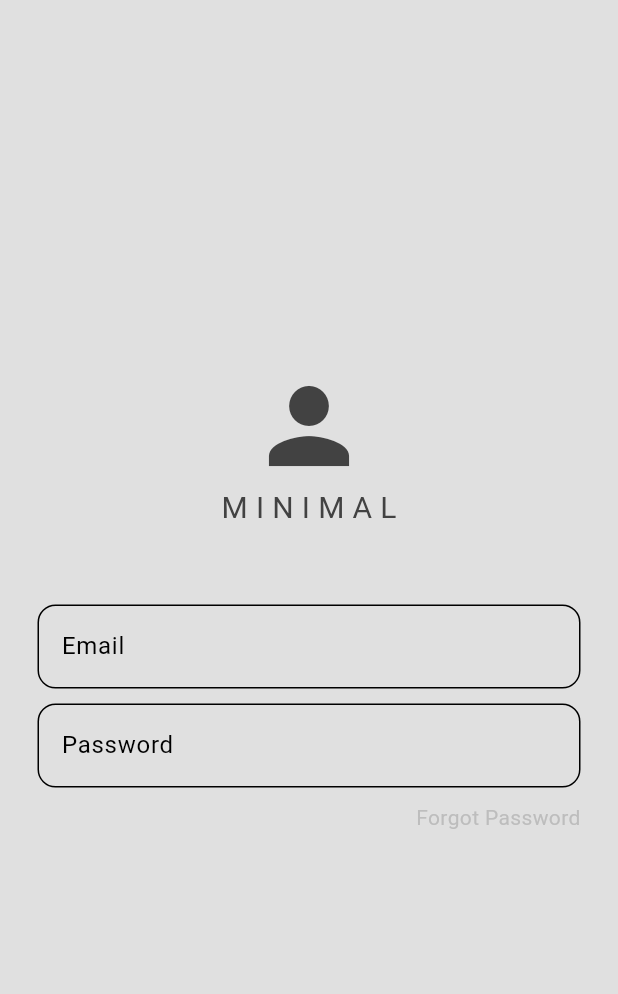
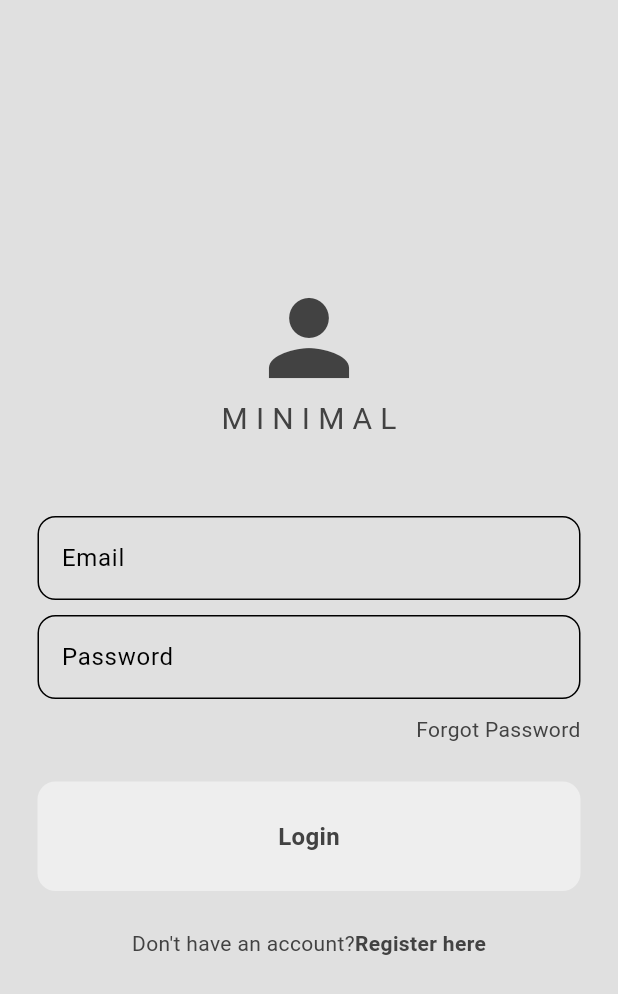
Before and after one commit to 20200966/Social_Media_App, a Flutter app: the screen it shows after launch, on a phone screen of 412 x 824 dp. Shown: the top 994 px of the screen. Run offline on Flutter 3.47's test engine with Material 3 defaults, Android fonts, the phone set to English and light mode, and no system bars.

Commit message:
feat: add login & register button

```diff
--- a/lib/pages/login_page.dart
+++ b/lib/pages/login_page.dart
@@ -1,11 +1,16 @@
 import 'package:flutter/material.dart';
 import 'package:social/components/my_textfield.dart';
+
+import '../components/my_button.dart';
 
 class LoginPage extends StatelessWidget {
   final TextEditingController emailController = TextEditingController();
   final TextEditingController passwordController = TextEditingController();
 
   LoginPage({super.key});
+
+  //login method
+  void login() {}
 
   @override
   Widget build(BuildContext context) {
@@ -56,13 +61,40 @@ class LoginPage extends StatelessWidget {
                   Text(
                     "Forgot Password",
                     style: TextStyle(
-                      color: Theme.of(context).colorScheme.secondary)
+                      color: Theme.of(context).colorScheme.inversePrimary)
                     ),
                 ],
               ),
 
               const SizedBox(height: 25),
 
+              MyButton(
+                text: "Login",
+                onTap: login,
+              ),
+
+              const SizedBox(height: 25),
+
+              //register
+              Row(
+                mainAxisAlignment: MainAxisAlignment.center,
+                children: [
+                  Text("Don't have an account?",
+                  style: TextStyle(
+                    color: Theme.of(context).colorScheme.inversePrimary),
+                  ),
+
+                  GestureDetector(
+                    onTap: () {},
+                    child: const Text(
+                      "Register here",
+                      style: TextStyle(
+                        fontWeight: FontWeight.bold,
+                      ),
+                    ),
+                  ),
+                ],
+              )
 
             ],
           ),
```
